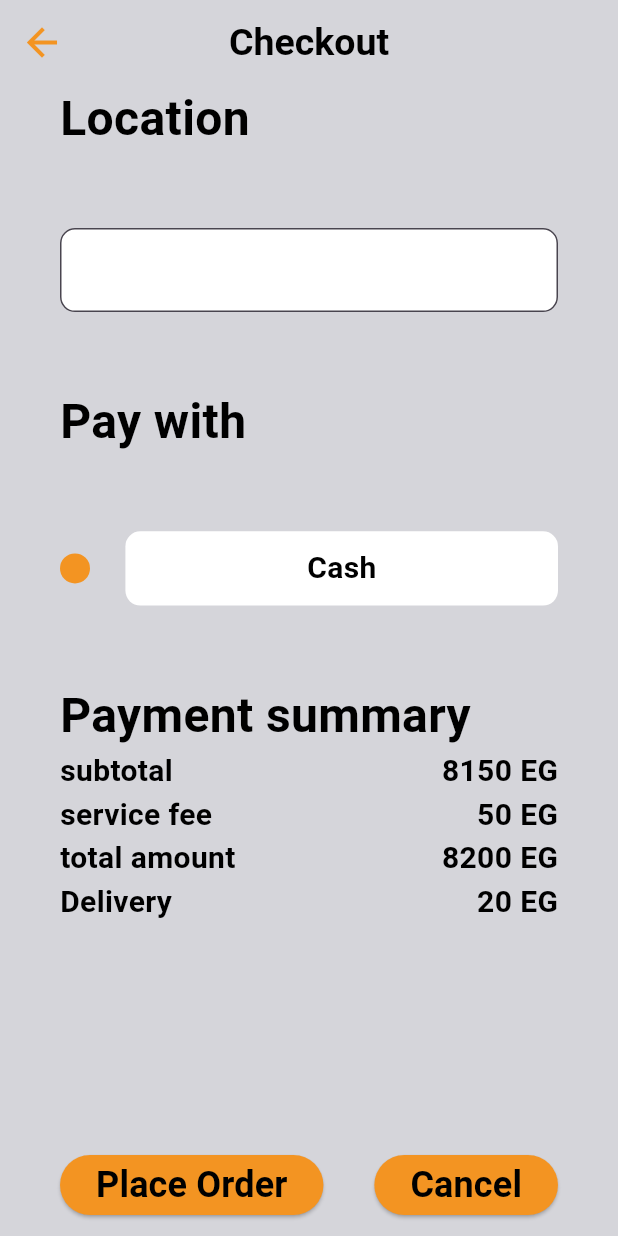
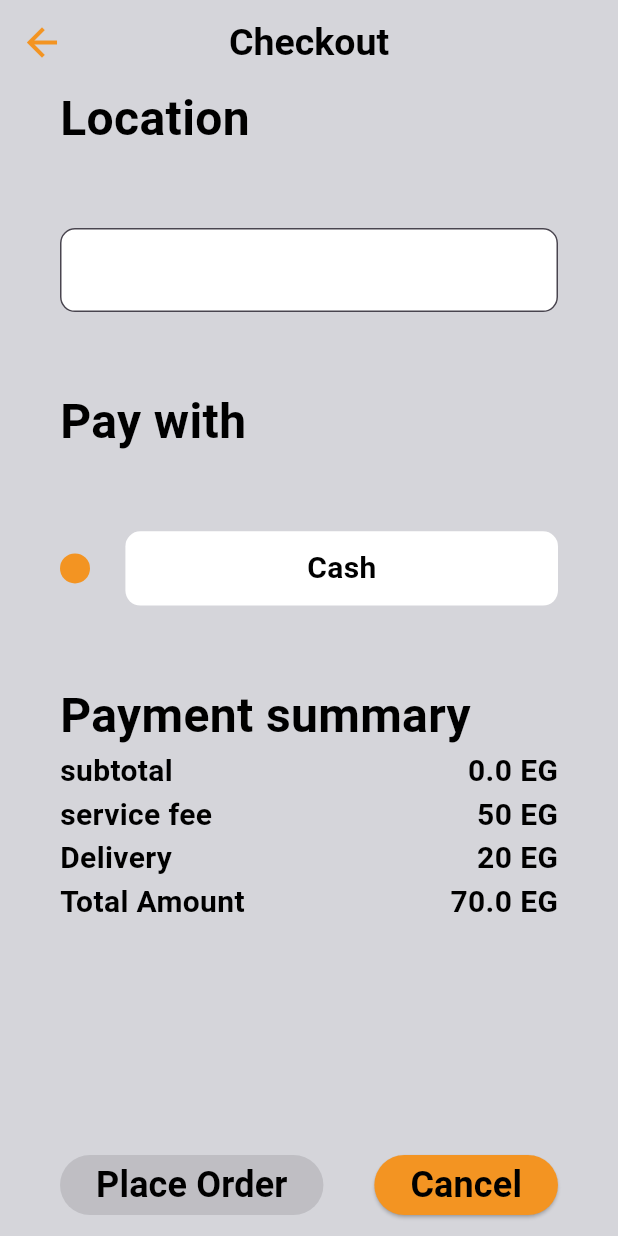
Before and after one commit to mohamedmoessam/3atlan_project, a Flutter app: the CheckoutPage screen opened by its route, on a phone screen of 412 x 824 dp. Run offline on Flutter 3.47's test engine with Material 3 defaults, Android fonts, the phone set to English and light mode, and no system bars; our stand-ins replace shared_preferences; missing offline and left inert: switcher_button; accounts and stored records are empty; network calls fail.

```diff
--- a/lib/Cart/CheckOut_page.dart
+++ b/lib/Cart/CheckOut_page.dart
@@ -1,25 +1,55 @@
+import 'package:final_one/Home/home_screen.dart';
 import 'package:final_one/Theme.dart';
 import 'package:flutter/material.dart';
+import 'package:shared_preferences/shared_preferences.dart';
 
-class CheckoutPage extends StatelessWidget {
-  static const String RouteName='check';
-  const CheckoutPage({super.key});
+class CheckoutPage extends StatefulWidget {
+  static const String RouteName = 'check';
+
+  const CheckoutPage({Key? key}) : super(key: key);
+
+  @override
+  _CheckoutPageState createState() => _CheckoutPageState();
+}
+
+class _CheckoutPageState extends State<CheckoutPage> {
+  TextEditingController _locationController = TextEditingController();
+  bool _canPlaceOrder = false;
+
+  Future<double> _getTotalPrice() async {
+    SharedPreferences prefs = await SharedPreferences.getInstance();
+    return prefs.getDouble('totalPrice') ?? 0.0;
+  }
+
+  void _showConfirmationMessage(BuildContext context) {
+    final snackBar = SnackBar(
+      content: Text('Confirmed!'),
+      backgroundColor: MyTheme.GreenLight,
+      behavior: SnackBarBehavior.floating,
+    );
+    ScaffoldMessenger.of(context).showSnackBar(snackBar);
+  }
+
+  @override
+  void dispose() {
+    _locationController.dispose();
+    super.dispose();
+  }
 
   @override
   Widget build(BuildContext context) {
-
     return Scaffold(
       resizeToAvoidBottomInset: false,
-      backgroundColor:MyTheme.PrimaryLight,
+      backgroundColor: MyTheme.PrimaryLight,
       appBar: AppBar(
         title: Text("Checkout"),
         centerTitle: true,
         titleTextStyle: const TextStyle(
-          color: Colors.black,      //black
+          color: Colors.black,
           fontSize: 25,
           fontWeight: FontWeight.bold,
         ),
-        backgroundColor:MyTheme.PrimaryLight,
+        backgroundColor: MyTheme.PrimaryLight,
         elevation: 0,
         leading: IconButton(
           icon: Icon(
@@ -32,30 +62,48 @@ class CheckoutPage extends StatelessWidget {
           },
         ),
       ),
-      body: Padding(
-        padding: const EdgeInsets.symmetric(horizontal: 40 ),
+      body: FutureBuilder<double>(
+        future: _getTotalPrice(),
+        builder: (context, snapshot) {
+          if (snapshot.connectionState == ConnectionState.waiting) {
+            return const Center(child: CircularProgressIndicator());
+          } else if (snapshot.hasError) {
+            return Center(child: Text('Error: ${snapshot.error}'));
+          } else {
+            final totalPrice = snapshot.data ?? 0.0;
+            return Padding(
+              padding: const EdgeInsets.symmetric(horizontal: 40),
               child: Column(
                 crossAxisAlignment: CrossAxisAlignment.start,
                 children: [
                   Text("Location",
                       style: TextStyle(
-                    color: Colors.black, fontWeight: FontWeight.bold,
+                          color: Colors.black,
+                          fontWeight: FontWeight.bold,
                           fontSize: 32)),
                   Spacer(),
                   TextField(
+                    controller: _locationController,
+                    onChanged: (value) {
+                      setState(() {
+                        _canPlaceOrder = value.trim().isNotEmpty;
+                      });
+                    },
                     decoration: InputDecoration(
-
-                filled:true,fillColor:Colors.white,
-                border:OutlineInputBorder(borderRadius:BorderRadius.circular(10),),
-
-              ),),
+                      filled: true,
+                      fillColor: Colors.white,
+                      border: OutlineInputBorder(
+                        borderRadius: BorderRadius.circular(10),
+                      ),
+                    ),
+                  ),
                   Spacer(),
                   Text("Pay with",
                       style: TextStyle(
-                    color: Colors.black, fontWeight: FontWeight.bold,
+                          color: Colors.black,
+                          fontWeight: FontWeight.bold,
                           fontSize: 32)),
                   Spacer(),
-
                   Row(
                     children: [
                       Container(
@@ -63,25 +111,24 @@ class CheckoutPage extends StatelessWidget {
                         width: 20,
                         decoration: BoxDecoration(
                           shape: BoxShape.circle,
-                      color: MyTheme.OrangeLight
-
+                          color: MyTheme.OrangeLight,
                         ),
                       ),
                       Spacer(),
                       Container(
                         alignment: Alignment.center,
-                  // Image.asset('assets/images/Cash.png'),
-                  height: MediaQuery.sizeOf(context).height*0.06,width: MediaQuery.sizeOf(context).width*0.7,
+                        height: MediaQuery.of(context).size.height * 0.06,
+                        width: MediaQuery.of(context).size.width * 0.7,
                         decoration: BoxDecoration(
-                    borderRadius: BorderRadius.circular(10.0), // Adjust the radius as needed
-                    color: Colors.white, // MyTheme.WhiteLight
+                          borderRadius: BorderRadius.circular(10.0),
+                          color: Colors.white,
                         ),
-                  child: Text("Cash"
-                    ,
+                        child: Text(
+                          "Cash",
                           style: TextStyle(
                             color: Colors.black,
                             fontWeight: FontWeight.bold,
-                      fontSize: 20.0, // Change text size as needed
+                            fontSize: 20.0,
                           ),
                         ),
                       ),
@@ -90,10 +137,10 @@ class CheckoutPage extends StatelessWidget {
                   Spacer(),
                   Row(
                     children: [
-
                       Text("Payment summary",
                           style: TextStyle(
-                        color: Colors.black, fontWeight: FontWeight.bold,
+                              color: Colors.black,
+                              fontWeight: FontWeight.bold,
                               fontSize: 32)),
                     ],
                   ),
@@ -101,120 +148,118 @@ class CheckoutPage extends StatelessWidget {
                     children: [
                       Column(
                         crossAxisAlignment: CrossAxisAlignment.start,
-
                         children: [
                           Text("subtotal",
                               style: TextStyle(
-                            color: Colors.black, fontWeight: FontWeight.bold,
+                                  color: Colors.black,
+                                  fontWeight: FontWeight.bold,
                                   fontSize: 20)),
                           Text("service fee",
                               style: TextStyle(
-                            color: Colors.black, fontWeight: FontWeight.bold,
-                            fontSize: 20)),
-                    Text("total amount",
-                        style: TextStyle(
-                            color: Colors.black, fontWeight: FontWeight.bold,
+                                  color: Colors.black,
+                                  fontWeight: FontWeight.bold,
                                   fontSize: 20)),
                           Text("Delivery",
                               style: TextStyle(
-                            color: Colors.black, fontWeight: FontWeight.bold,
+                                  color: Colors.black,
+                                  fontWeight: FontWeight.bold,
                                   fontSize: 20)),
-
-                  ]
-                  ,
+                          Text("Total Amount",
+                              style: TextStyle(
+                                  color: Colors.black,
+                                  fontWeight: FontWeight.bold,
+                                  fontSize: 20)),
+                        ],
                       ),
                       Spacer(),
                       Column(
                         crossAxisAlignment: CrossAxisAlignment.end,
                         children: [
-                    Text("8150 EG",
+                          Text("$totalPrice EG",
                               style: TextStyle(
-                            color: Colors.black, fontWeight: FontWeight.bold,
+                                  color: Colors.black,
+                                  fontWeight: FontWeight.bold,
                                   fontSize: 20)),
                           Text("50 EG",
                               style: TextStyle(
-                            color: Colors.black, fontWeight: FontWeight.bold,
-                            fontSize: 20)),
-                    Text("8200 EG",
-                        style: TextStyle(
-                            color: Colors.black, fontWeight: FontWeight.bold,
+                                  color: Colors.black,
+                                  fontWeight: FontWeight.bold,
                                   fontSize: 20)),
                           Text("20 EG",
                               style: TextStyle(
-                            color: Colors.black, fontWeight: FontWeight.bold,
+                                  color: Colors.black,
+                                  fontWeight: FontWeight.bold,
                                   fontSize: 20)),
-
+                          Text("${totalPrice + 50 + 20} EG",
+                              style: TextStyle(
+                                  color: Colors.black,
+                                  fontWeight: FontWeight.bold,
+                                  fontSize: 20)),
                         ],
                       ),
-
                     ],
                   ),
-            Spacer(flex: 3,),
+                  Spacer(flex: 3),
                   Row(
                     children: [
-
-                ElevatedButton(onPressed: (){
-
-                  //  Navigator.of(context).pushNamed(Profile.RouteName);
-
-                }, child: Text('Place Order', style: TextStyle(
-
-                    color: Colors.black, fontWeight: FontWeight.bold,
-
-                    fontSize: 24)),
-
+                      ElevatedButton(
+                        onPressed: _canPlaceOrder
+                            ? () {
+                          _showConfirmationMessage(context);
+                          Navigator.of(context)
+                              .pushNamed(HomeScreen.RouteName);
+                        }
+                            : null,
+                        child: Text(
+                          'Place Order',
+                          style: TextStyle(
+                              color: Colors.black,
+                              fontWeight: FontWeight.bold,
+                              fontSize: 24),
+                        ),
                         style: ElevatedButton.styleFrom(
-
-                      fixedSize: Size(MediaQuery.sizeOf(context).width*double.infinity,40),
-
-                      shape: RoundedRectangleBorder(borderRadius: BorderRadius.circular(25)),
-
-                      backgroundColor: MyTheme.OrangeLight,     //MyTheme.OrangeLight
-
-                      //  padding: EdgeInsets.symmetric(horizontal: 35,vertical: 10)
-
-                    )),
-
+                          fixedSize: Size(
+                              MediaQuery.of(context).size.width *
+                                  double.infinity,
+                              40),
+                          shape: RoundedRectangleBorder(
+                              borderRadius: BorderRadius.circular(25)),
+                          backgroundColor: _canPlaceOrder
+                              ? MyTheme.OrangeLight
+                              : Colors.grey, // Adjust button color based on validation
+                        ),
+                      ),
                       Spacer(),
-
-                ElevatedButton(onPressed: (){
-
-
-
-                  //  Navigator.of(context).pushNamed(Profile.RouteName);
-
-                }, child: Text('Cancel', style: TextStyle(
-
-                    color: Colors.black, fontWeight: FontWeight.bold,
-
-                    fontSize: 24)),
-
+                      ElevatedButton(
+                        onPressed: () {
+                          Navigator.of(context)
+                              .pushNamed(HomeScreen.RouteName);
+                        },
+                        child: Text(
+                          'Cancel',
+                          style: TextStyle(
+                              color: Colors.black,
+                              fontWeight: FontWeight.bold,
+                              fontSize: 24),
+                        ),
                         style: ElevatedButton.styleFrom(
-
-                      fixedSize: Size(MediaQuery.sizeOf(context).width*double.infinity,40)
-
-
-
-                      ,
-
-                      shape: RoundedRectangleBorder(borderRadius: BorderRadius.circular(25)),
-
-                      backgroundColor: MyTheme.OrangeLight,     //MyTheme.OrangeLight
-
-                      // padding: EdgeInsets.symmetric(horizontal: 30)
-
-                    )),
-
-
-
+                          fixedSize: Size(
+                              MediaQuery.of(context).size.width *
+                                  double.infinity,
+                              40),
+                          shape: RoundedRectangleBorder(
+                              borderRadius: BorderRadius.circular(25)),
+                          backgroundColor: MyTheme.OrangeLight,
+                        ),
+                      ),
                     ],
-
                   ),
-            SizedBox(height: 10,)
-
+                  SizedBox(height: 10),
                 ],
-
               ),
+            );
+          }
+        },
       ),
     );
   }
--- a/lib/Cart/cart_tab.dart
+++ b/lib/Cart/cart_tab.dart
@@ -2,6 +2,7 @@ import 'package:final_one/Cart/CheckOut_page.dart';
 import 'package:final_one/Cart/Model/CartItems.dart';
 import 'package:final_one/Theme.dart';
 import 'package:flutter/material.dart';
+import 'package:shared_preferences/shared_preferences.dart';
 import '../Api_Manager.dart';
 import 'cart_widget.dart';
 
@@ -24,6 +25,11 @@ class _CartTabState extends State<CartTab> {
     setState(() {
       _cartFuture = apiManager.GetCart(); // Refresh the cart items
     });
+  }
+
+  Future<void> _saveTotalPrice(double totalPrice) async {
+    SharedPreferences prefs = await SharedPreferences.getInstance();
+    await prefs.setDouble('totalPrice', totalPrice);
   }
 
   @override
@@ -61,6 +67,7 @@ class _CartTabState extends State<CartTab> {
                 } else if (!snapshot.hasData || snapshot.data!.cart == null || snapshot.data!.cart!.isEmpty) {
                   return const Center(child: Text('No items in cart'));
                 } else {
+                  final totalPrice = snapshot.data!.totalPrice?.toDouble() ?? 0.0;
                   return Column(
                     children: [
                       Expanded(
@@ -110,7 +117,7 @@ class _CartTabState extends State<CartTab> {
                                     Row(
                                       children: [
                                         Text(
-                                          snapshot.data!.totalPrice?.toString() ?? '0.0', // Use a default value or check for null
+                                          totalPrice.toString(),
                                           style: TextStyle(
                                             color: MyTheme.BlackLight,
                                             fontWeight: FontWeight.bold,
@@ -128,7 +135,8 @@ class _CartTabState extends State<CartTab> {
                                 ),
                                 const Spacer(),
                                 ElevatedButton(
-                                  onPressed: () {
+                                  onPressed: () async {
+                                    await _saveTotalPrice(totalPrice);
                                     Navigator.of(context).pushNamed(CheckoutPage.RouteName);
                                   },
                                   child: Text(
--- a/lib/Theme.dart
+++ b/lib/Theme.dart
@@ -4,6 +4,7 @@ import 'package:flutter/material.dart';
 class MyTheme{
   static Color PrimaryLight=Color(0xffd5d5da);
   static Color BlackLight=Color(0xff000000);
+  static Color GreenLight=Color(0xff00AF26);
   static Color OrangeLight=Color(0xffF39422);
   static Color BabyBlueLight=Color(0xff537EC5);
   static Color DarkBlueLight=Color(0xff010038);
```
Lines whose indentation alone changed are shown as unchanged.
